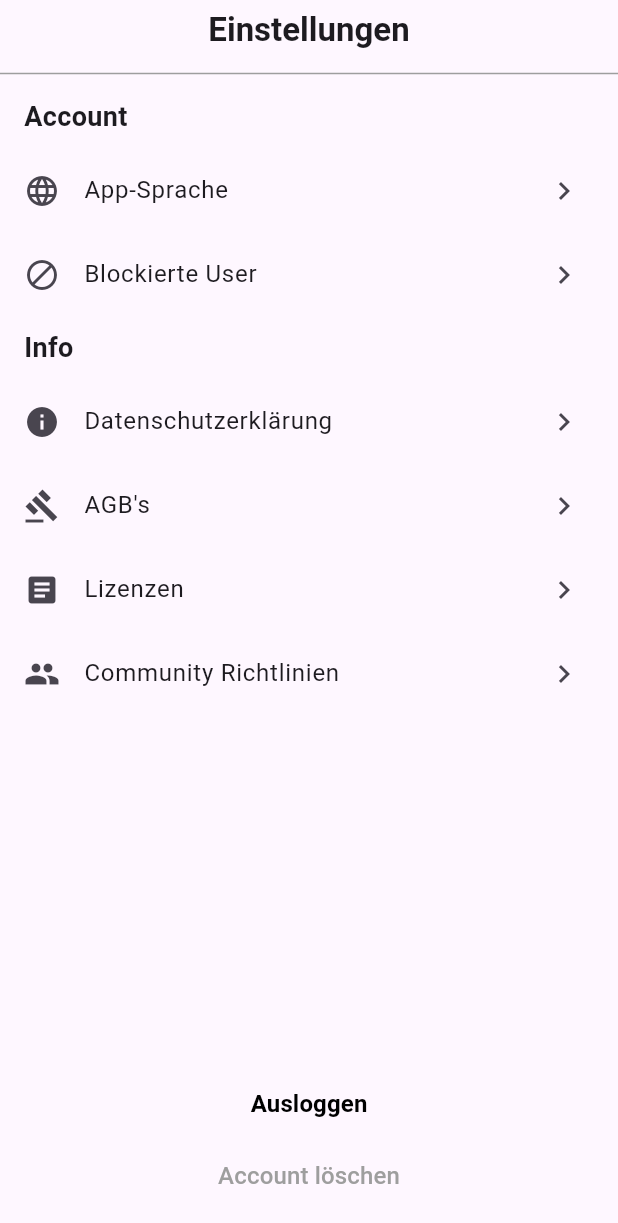
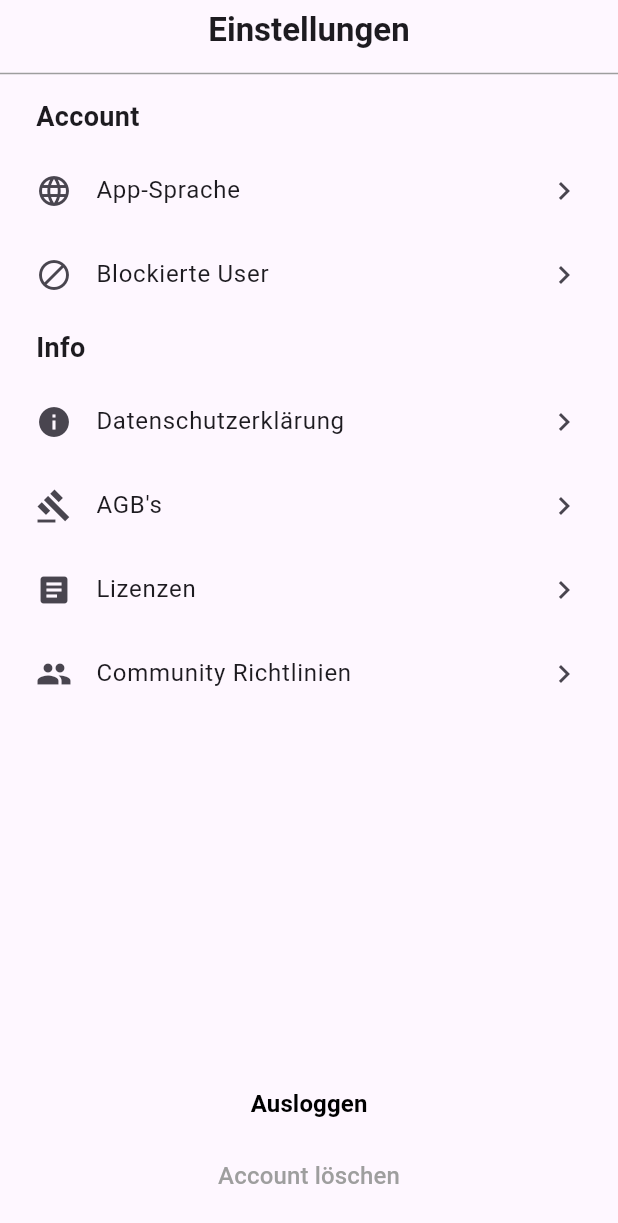
Before and after one commit to Belladonnixi/p15_anfaenger_version, a Flutter app: the screen it shows after launch, on a phone screen of 412 x 824 dp. Shown: the top 1223 px of the screen. Run offline on Flutter 3.47's test engine with Material 3 defaults, Android fonts, the phone set to English and light mode, and no system bars.

Commit message:
add padding fix

```diff
--- a/lib/listview_builder_version.dart
+++ b/lib/listview_builder_version.dart
@@ -86,7 +86,7 @@
                   if (entry.value == null) {
                     return Padding(
                       padding: const EdgeInsets.symmetric(
-                          horizontal: 16.0, vertical: 8.0),
+                          horizontal: 24.0, vertical: 8.0),
                       child: Text(
                         entry.key,
                         style: const TextStyle(
@@ -100,6 +100,7 @@
                   // Ansonsten handelt es sich um ein value-ListItem
                   final item = entry.value!;
                   return ListTile(
+                    contentPadding: EdgeInsets.symmetric(horizontal: 24),
                     leading: Icon(item.icon),
                     title: Text(item.title),
                     trailing: const Icon(Icons.chevron_right),
```
